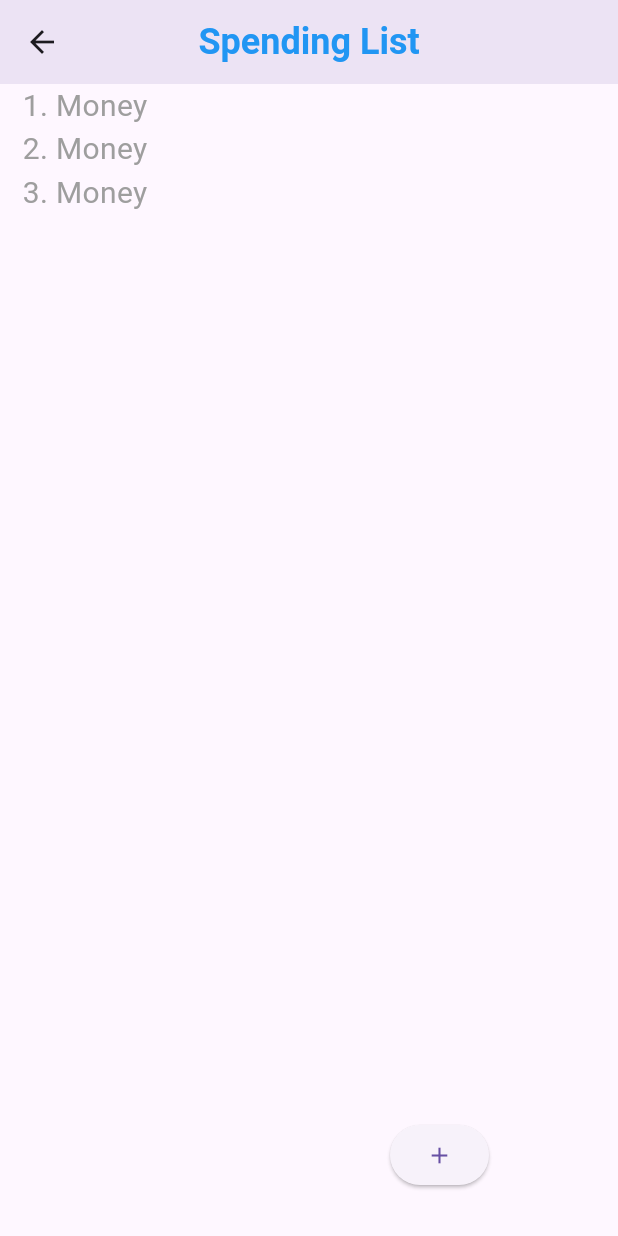
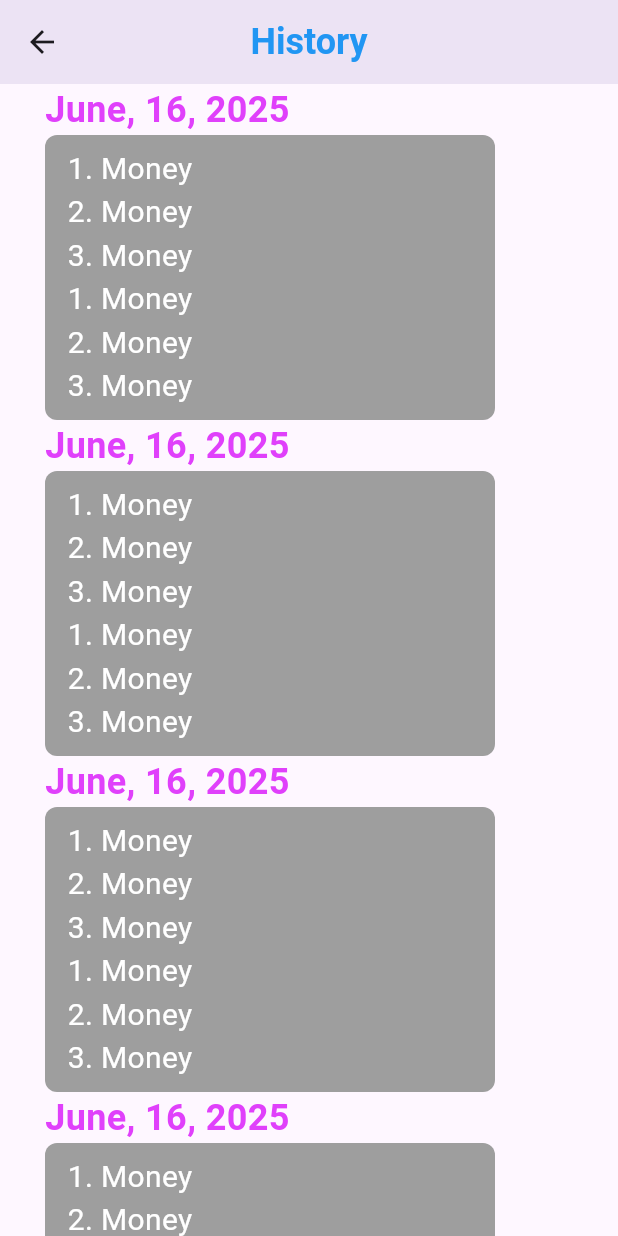
Before and after one commit to Ponlork-PK/money_planning, a Flutter app: the screen it shows after launch, on a phone screen of 412 x 824 dp. Run offline on Flutter 3.47's test engine with Material 3 defaults, Android fonts, the phone set to English and light mode, and no system bars.

Commit message:
12/05/2025

```diff
--- a/lib/myapp.dart
+++ b/lib/myapp.dart
@@ -1,6 +1,7 @@
 import 'package:flutter/material.dart';
+import 'package:money_planning/screen/history_screen.dart';
 // import 'package:money_planning/screen/homescreen.dart';
-import 'package:money_planning/screen/list_screen.dart';
+// import 'package:money_planning/screen/list_screen.dart';
 
 
 class MyApp extends StatelessWidget {
@@ -10,7 +11,7 @@ class MyApp extends StatelessWidget {
   Widget build(BuildContext context) {
     return MaterialApp(
       title: 'money spending',
-      home: ListScreen(),
+      home: HistoryScreen(),
     );
   }
 }
--- /dev/null
+++ b/lib/screen/history_screen.dart
@@ -0,0 +1,364 @@
+import 'package:flutter/material.dart';
+
+class HistoryScreen extends StatelessWidget {
+  const HistoryScreen({super.key});
+
+  @override
+  Widget build(BuildContext context) {
+    return Scaffold(
+      appBar: AppBar(
+        leading: IconButton(
+          onPressed: () {},
+          icon: Icon(
+            Icons.arrow_back,
+          ),
+        ),
+        centerTitle: true,
+        title: Text(
+          'History',
+          style: TextStyle(
+            fontSize: 24,
+            color: Colors.blue,
+            fontWeight: FontWeight.bold,
+          ),
+        ),
+        elevation: 8,
+      ),
+      body: Padding(
+        padding: EdgeInsets.only(right: 30, left: 30),
+        child: SingleChildScrollView(
+          child: Column(
+            crossAxisAlignment: CrossAxisAlignment.start,
+            children: [
+              Text(
+                'June, 16, 2025',
+                style: TextStyle(
+                  fontSize: 24,
+                  fontWeight: FontWeight.bold,
+                  color: Colors.purpleAccent
+                ),
+              ),
+              Container(
+                width: 300,
+                decoration: BoxDecoration(
+                  color: Colors.grey,
+                  borderRadius: BorderRadius.circular(8)
+                ),
+                child: Padding(
+                  padding: const EdgeInsets.only(left: 15, right: 15, top: 8, bottom: 8),
+                  child: Column(
+                    crossAxisAlignment: CrossAxisAlignment.start,
+                    children: [
+                      Text(
+                        "1. Money ",
+                        style: TextStyle(
+                          fontSize: 20,
+                          color: Colors.white,
+                        ),
+                      ),
+                      Text(
+                        "2. Money ",
+                        style: TextStyle(
+                          fontSize: 20,
+                          color: Colors.white,
+                        ),
+                      ),
+                      Text(
+                        "3. Money ",
+                        style: TextStyle(
+                          fontSize: 20,
+                          color: Colors.white,
+                        ),
+                      ),
+                      Text(
+                        "1. Money ",
+                        style: TextStyle(
+                          fontSize: 20,
+                          color: Colors.white,
+                        ),
+                      ),
+                      Text(
+                        "2. Money ",
+                        style: TextStyle(
+                          fontSize: 20,
+                          color: Colors.white,
+                        ),
+                      ),
+                      Text(
+                        "3. Money ",
+                        style: TextStyle(
+                          fontSize: 20,
+                          color: Colors.white,
+                        ),
+                      ),
+                    ],
+                  ),
+                ),
+              ),
+              Text(
+                'June, 16, 2025',
+                style: TextStyle(
+                  fontSize: 24,
+                  fontWeight: FontWeight.bold,
+                  color: Colors.purpleAccent
+                ),
+              ),
+              Container(
+                width: 300,
+                decoration: BoxDecoration(
+                  color: Colors.grey,
+                  borderRadius: BorderRadius.circular(8)
+                ),
+                child: Padding(
+                  padding: const EdgeInsets.only(left: 15, right: 15, top: 8, bottom: 8),
+                  child: Column(
+                    crossAxisAlignment: CrossAxisAlignment.start,
+                    children: [
+                      Text(
+                        "1. Money ",
+                        style: TextStyle(
+                          fontSize: 20,
+                          color: Colors.white,
+                        ),
+                      ),
+                      Text(
+                        "2. Money ",
+                        style: TextStyle(
+                          fontSize: 20,
+                          color: Colors.white,
+                        ),
+                      ),
+                      Text(
+                        "3. Money ",
+                        style: TextStyle(
+                          fontSize: 20,
+                          color: Colors.white,
+                        ),
+                      ),
+                      Text(
+                        "1. Money ",
+                        style: TextStyle(
+                          fontSize: 20,
+                          color: Colors.white,
+                        ),
+                      ),
+                      Text(
+                        "2. Money ",
+                        style: TextStyle(
+                          fontSize: 20,
+                          color: Colors.white,
+                        ),
+                      ),
+                      Text(
+                        "3. Money ",
+                        style: TextStyle(
+                          fontSize: 20,
+                          color: Colors.white,
+                        ),
+                      ),
+                    ],
+                  ),
+                ),
+              ),
+              Text(
+                'June, 16, 2025',
+                style: TextStyle(
+                  fontSize: 24,
+                  fontWeight: FontWeight.bold,
+                  color: Colors.purpleAccent
+                ),
+              ),
+              Container(
+                width: 300,
+                decoration: BoxDecoration(
+                  color: Colors.grey,
+                  borderRadius: BorderRadius.circular(8)
+                ),
+                child: Padding(
+                  padding: const EdgeInsets.only(left: 15, right: 15, top: 8, bottom: 8),
+                  child: Column(
+                    crossAxisAlignment: CrossAxisAlignment.start,
+                    children: [
+                      Text(
+                        "1. Money ",
+                        style: TextStyle(
+                          fontSize: 20,
+                          color: Colors.white,
+                        ),
+                      ),
+                      Text(
+                        "2. Money ",
+                        style: TextStyle(
+                          fontSize: 20,
+                          color: Colors.white,
+                        ),
+                      ),
+                      Text(
+                        "3. Money ",
+                        style: TextStyle(
+                          fontSize: 20,
+                          color: Colors.white,
+                        ),
+                      ),
+                      Text(
+                        "1. Money ",
+                        style: TextStyle(
+                          fontSize: 20,
+                          color: Colors.white,
+                        ),
+                      ),
+                      Text(
+                        "2. Money ",
+                        style: TextStyle(
+                          fontSize: 20,
+                          color: Colors.white,
+                        ),
+                      ),
+                      Text(
+                        "3. Money ",
+                        style: TextStyle(
+                          fontSize: 20,
+                          color: Colors.white,
+                        ),
+                      ),
+                    ],
+                  ),
+                ),
+              ),
+              Text(
+                'June, 16, 2025',
+                style: TextStyle(
+                  fontSize: 24,
+                  fontWeight: FontWeight.bold,
+                  color: Colors.purpleAccent
+                ),
+              ),
+              Container(
+                width: 300,
+                decoration: BoxDecoration(
+                  color: Colors.grey,
+                  borderRadius: BorderRadius.circular(8)
+                ),
+                child: Padding(
+                  padding: const EdgeInsets.only(left: 15, right: 15, top: 8, bottom: 8),
+                  child: Column(
+                    crossAxisAlignment: CrossAxisAlignment.start,
+                    children: [
+                      Text(
+                        "1. Money ",
+                        style: TextStyle(
+                          fontSize: 20,
+                          color: Colors.white,
+                        ),
+                      ),
+                      Text(
+                        "2. Money ",
+                        style: TextStyle(
+                          fontSize: 20,
+                          color: Colors.white,
+                        ),
+                      ),
+                      Text(
+                        "3. Money ",
+                        style: TextStyle(
+                          fontSize: 20,
+                          color: Colors.white,
+                        ),
+                      ),
+                      Text(
+                        "1. Money ",
+                        style: TextStyle(
+                          fontSize: 20,
+                          color: Colors.white,
+                        ),
+                      ),
+                      Text(
+                        "2. Money ",
+                        style: TextStyle(
+                          fontSize: 20,
+                          color: Colors.white,
+                        ),
+                      ),
+                      Text(
+                        "3. Money ",
+                        style: TextStyle(
+                          fontSize: 20,
+                          color: Colors.white,
+                        ),
+                      ),
+                    ],
+                  ),
+                ),
+              ),
+              Text(
+                'June, 16, 2025',
+                style: TextStyle(
+                  fontSize: 24,
+                  fontWeight: FontWeight.bold,
+                  color: Colors.purpleAccent
+                ),
+              ),
+              Container(
+                width: 300,
+                decoration: BoxDecoration(
+                  color: Colors.grey,
+                  borderRadius: BorderRadius.circular(8)
+                ),
+                child: Padding(
+                  padding: const EdgeInsets.only(left: 15, right: 15, top: 8, bottom: 8),
+                  child: Column(
+                    crossAxisAlignment: CrossAxisAlignment.start,
+                    children: [
+                      Text(
+                        "1. Money ",
+                        style: TextStyle(
+                          fontSize: 20,
+                          color: Colors.white,
+                        ),
+                      ),
+                      Text(
+                        "2. Money ",
+                        style: TextStyle(
+                          fontSize: 20,
+                          color: Colors.white,
+                        ),
+                      ),
+                      Text(
+                        "3. Money ",
+                        style: TextStyle(
+                          fontSize: 20,
+                          color: Colors.white,
+                        ),
+                      ),
+                      Text(
+                        "1. Money ",
+                        style: TextStyle(
+                          fontSize: 20,
+                          color: Colors.white,
+                        ),
+                      ),
+                      Text(
+                        "2. Money ",
+                        style: TextStyle(
+                          fontSize: 20,
+                          color: Colors.white,
+                        ),
+                      ),
+                      Text(
+                        "3. Money ",
+                        style: TextStyle(
+                          fontSize: 20,
+                          color: Colors.white,
+                        ),
+                      ),
+                    ],
+                  ),
+                ),
+              ),
+            ],
+          ),
+        ),
+      ),
+    );
+  }
+}
```
